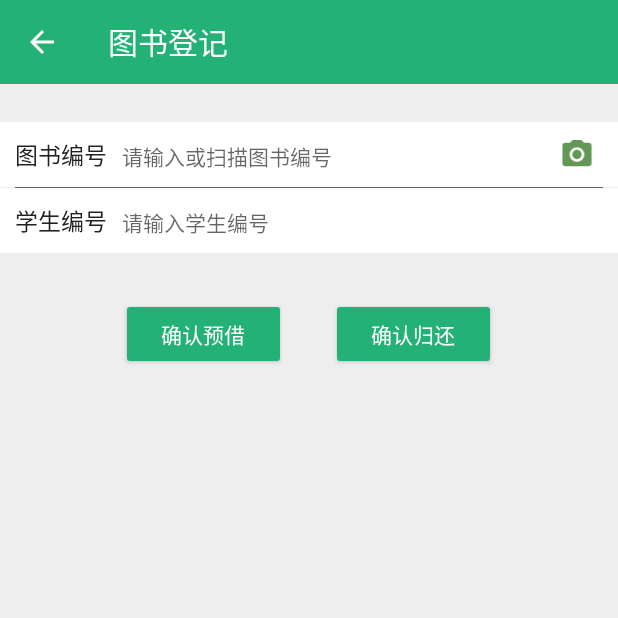
After one commit to HelloPeng/LibraryManageClient, an Android app: the BookRegisterActivity screen opened directly, with no data from a screen before it, on a phone screen of 412 x 824 dp, the top half of it. The commit adds this screen. Run offline under Robolectric (Android 15) with nearby library versions, the phone set to English and light mode, and no system bars; our stand-ins replace RxJava, data binding; libraries missing offline, so code that uses them is left out: com.tbruyelle.rxpermissions2, com.uuzuche.lib_zxing; 2 statements that could not run were skipped.

```diff
--- a/app/build.gradle
+++ b/app/build.gradle
@@ -45,4 +45,6 @@ dependencies {
     implementation 'org.apache.poi:poi:3.17'
     //侧滑删除的布局
     implementation 'com.github.mcxtzhang:SwipeDelMenuLayout:V1.2.5'
+    //扫描库
+    implementation 'cn.yipianfengye.android:zxing-library:2.2'
 }
--- a/app/src/main/AndroidManifest.xml
+++ b/app/src/main/AndroidManifest.xml
@@ -3,6 +3,8 @@
     package="com.pansoft.lvzp.librarymanageclient">
 
     <uses-permission android:name="android.permission.WRITE_EXTERNAL_STORAGE" />
+    <uses-permission android:name="android.permission.CAMERA" />
+    <uses-permission android:name="android.permission.VIBRATE" />
 
     <application
         android:name=".base.Apl"
@@ -25,7 +27,8 @@
         <activity android:name=".ui.book.BookInfoActivity" />
         <activity android:name=".ui.student.AddStudentActivity" />
         <activity android:name=".ui.student.StudentInfoActivity" />
-        <activity android:name=".ui.FileScanActivity"></activity>
+        <activity android:name=".ui.FileScanActivity" />
+        <activity android:name=".ui.book.BookRegisterActivity"></activity>
     </application>
 
 </manifest>
--- a/app/src/main/java/com/pansoft/lvzp/librarymanageclient/base/Apl.java
+++ b/app/src/main/java/com/pansoft/lvzp/librarymanageclient/base/Apl.java
@@ -2,6 +2,7 @@ package com.pansoft.lvzp.librarymanageclient.base;
 
 import android.app.Application;
 
+import com.uuzuche.lib_zxing.activity.ZXingLibrary;
 
 
 /**
@@ -18,6 +19,7 @@ public class Apl extends Application {
     public void onCreate() {
         super.onCreate();
         sInstance = this;
+        ZXingLibrary.initDisplayOpinion(this);
     }
 
     public static Apl getInstance() {
--- /dev/null
+++ b/app/src/main/java/com/pansoft/lvzp/librarymanageclient/ui/book/BookRegisterActivity.java
@@ -0,0 +1,126 @@
+package com.pansoft.lvzp.librarymanageclient.ui.book;
+
+import android.Manifest;
+import android.content.Context;
+import android.content.Intent;
+import android.os.Bundle;
+import android.view.View;
+import android.widget.Toast;
+
+import com.pansoft.lvzp.librarymanageclient.R;
+import com.pansoft.lvzp.librarymanageclient.base.BaseActivity;
+import com.pansoft.lvzp.librarymanageclient.databinding.ActivityBookRegisterBinding;
+import com.tbruyelle.rxpermissions2.RxPermissions;
+import com.uuzuche.lib_zxing.activity.CaptureActivity;
+import com.uuzuche.lib_zxing.activity.CodeUtils;
+
+import io.reactivex.disposables.Disposable;
+import io.reactivex.functions.Consumer;
+
+/**
+ * 借阅归还
+ */
+public class BookRegisterActivity
+        extends BaseActivity<ActivityBookRegisterBinding>
+        implements View.OnClickListener {
+
+    public static void actionStart(Context context) {
+        Intent intent = new Intent();
+        intent.setClass(context, BookRegisterActivity.class);
+        context.startActivity(intent);
+    }
+
+    private static final int REQUEST_CODE_SCAN = 0x00000013;
+    private Disposable mPermissionsSubscribe;
+
+
+    @Override
+    protected void onCreate(Bundle savedInstanceState) {
+        super.onCreate(savedInstanceState);
+        RxPermissions permissions = new RxPermissions(this);
+        mPermissionsSubscribe = permissions
+                .request(Manifest.permission.CAMERA)
+                .subscribe(new Consumer<Boolean>() {
+                    @Override
+                    public void accept(Boolean aBoolean) {
+                        if (!aBoolean) {
+                            finish();
+                        }
+                    }
+                });
+
+    }
+
+    @Override
+    protected void onDestroy() {
+        super.onDestroy();
+        mPermissionsSubscribe.dispose();
+    }
+
+    @Override
+    protected int getLayoutId() {
+        return R.layout.activity_book_register;
+    }
+
+    @Override
+    protected void initViews() {
+        setSupportActionBar(mDataBinding.toolbar);
+        setTitle("图书登记");
+        openBackIcon();
+        initViewListener();
+    }
+
+    private void initViewListener() {
+        setOnClickListener(this,
+                mDataBinding.btnConfirmBeforehandLoan,
+                mDataBinding.btnConfirmReturn,
+                mDataBinding.ivScanBookSn);
+    }
+
+    /**
+     * Called when a view has been clicked.
+     *
+     * @param v The view that was clicked.
+     */
+    @Override
+    public void onClick(View v) {
+        switch (v.getId()) {
+            case R.id.btn_confirm_beforehand_loan:
+                break;
+            case R.id.btn_confirm_return:
+                break;
+            case R.id.iv_scan_book_sn:
+                Intent intent = new Intent();
+                intent.setClass(mContext, CaptureActivity.class);
+                startActivityForResult(intent, REQUEST_CODE_SCAN);
+                break;
+            default:
+                break;
+        }
+    }
+
+    @Override
+    protected void onActivityResult(int requestCode, int resultCode, Intent data) {
+        if (resultCode == RESULT_OK) {
+            switch (requestCode) {
+                case REQUEST_CODE_SCAN:
+                    //处理扫描结果（在界面上显示）
+                    if (null != data) {
+                        Bundle bundle = data.getExtras();
+                        if (bundle == null) {
+                            return;
+                        }
+                        if (bundle.getInt(CodeUtils.RESULT_TYPE) == CodeUtils.RESULT_SUCCESS) {
+                            String result = bundle.getString(CodeUtils.RESULT_STRING);
+                            mDataBinding.editInputBookSn.setText(result);
+                        } else if (bundle.getInt(CodeUtils.RESULT_TYPE) == CodeUtils.RESULT_FAILED) {
+                            Toast.makeText(mContext, "解析二维码失败", Toast.LENGTH_LONG).show();
+                        }
+                    }
+                    break;
+                default:
+                    break;
+            }
+        }
+    }
+}
--- a/app/src/main/java/com/pansoft/lvzp/librarymanageclient/ui/fragment/MainFragment.java
+++ b/app/src/main/java/com/pansoft/lvzp/librarymanageclient/ui/fragment/MainFragment.java
@@ -14,8 +14,8 @@ import com.pansoft.lvzp.librarymanageclient.databinding.FragmentMainBinding;
 import com.pansoft.lvzp.librarymanageclient.databinding.IncludeLayoutManagerBinding;
 import com.pansoft.lvzp.librarymanageclient.databinding.IncludeLayoutStudentBinding;
 import com.pansoft.lvzp.librarymanageclient.ui.FileScanActivity;
+import com.pansoft.lvzp.librarymanageclient.ui.book.BookRegisterActivity;
 import com.pansoft.lvzp.librarymanageclient.ui.student.AddStudentActivity;
-import com.pansoft.lvzp.librarymanageclient.ui.student.StudentInfoActivity;
 
 /**
  * 通用首页Fragment
@@ -98,7 +98,8 @@ public class MainFragment
                 FileScanActivity.actionStart(mContext, FileScanActivity.SCAN_TYPE_BOOK);
                 break;
             case R.id.ll_book_register_manage:
-                StudentInfoActivity.actionStart(mContext);
+                BookRegisterActivity.actionStart(mContext);
+                /*  StudentInfoActivity.actionStart(mContext);*/
                 break;
             case R.id.ll_student_single_into:
                 AddStudentActivity.actionStart(mContext);
--- /dev/null
+++ b/app/src/main/res/drawable/ic_vector_camera.xml
@@ -0,0 +1,6 @@
+<vector android:height="24dp" android:tint="#629755"
+    android:viewportHeight="24.0" android:viewportWidth="24.0"
+    android:width="24dp" xmlns:android="http://schemas.android.com/apk/res/android">
+    <path android:fillColor="#FF000000" android:pathData="M12,12m-3.2,0a3.2,3.2 0,1 1,6.4 0a3.2,3.2 0,1 1,-6.4 0"/>
+    <path android:fillColor="#FF000000" android:pathData="M9,2L7.17,4L4,4c-1.1,0 -2,0.9 -2,2v12c0,1.1 0.9,2 2,2h16c1.1,0 2,-0.9 2,-2L22,6c0,-1.1 -0.9,-2 -2,-2h-3.17L15,2L9,2zM12,17c-2.76,0 -5,-2.24 -5,-5s2.24,-5 5,-5 5,2.24 5,5 -2.24,5 -5,5z"/>
+</vector>
--- /dev/null
+++ b/app/src/main/res/layout/activity_book_register.xml
@@ -0,0 +1,120 @@
+<?xml version="1.0" encoding="utf-8"?>
+<layout xmlns:android="http://schemas.android.com/apk/res/android">
+
+    <data>
+
+    </data>
+
+    <LinearLayout
+        android:layout_width="match_parent"
+        android:layout_height="match_parent"
+        android:orientation="vertical">
+
+        <android.support.v7.widget.Toolbar
+            android:id="@+id/toolbar"
+            android:layout_width="match_parent"
+            android:layout_height="wrap_content"
+            android:background="?attr/colorPrimary" />
+
+
+        <LinearLayout
+            android:layout_width="match_parent"
+            android:layout_height="wrap_content"
+            android:layout_marginTop="25dp"
+            android:background="@android:color/white"
+            android:orientation="horizontal"
+            android:padding="10dp"
+            android:theme="@style/MyEditText">
+
+
+            <TextView
+                android:layout_width="wrap_content"
+                android:layout_height="wrap_content"
+                android:text="图书编号"
+                android:textColor="@color/colorPrimaryText"
+                android:textSize="15sp" />
+
+            <EditText
+                android:id="@+id/edit_input_book_sn"
+                android:layout_width="0dp"
+                android:layout_height="wrap_content"
+                android:layout_weight="1"
+                android:background="@null"
+                android:hint="请输入或扫描图书编号"
+                android:paddingLeft="10dp"
+                android:paddingRight="10dp"
+                android:textSize="14sp" />
+
+            <ImageView
+                android:id="@+id/iv_scan_book_sn"
+                android:layout_width="wrap_content"
+                android:layout_height="match_parent"
+                android:background="?android:selectableItemBackground"
+                android:paddingLeft="5dp"
+                android:paddingRight="5dp"
+                android:src="@drawable/ic_vector_camera" />
+
+        </LinearLayout>
+
+        <View
+            style="@style/VerticalLineDivision"
+            android:layout_marginLeft="10dp"
+            android:layout_marginRight="10dp" />
+
+        <LinearLayout
+            android:layout_width="match_parent"
+            android:layout_height="wrap_content"
+            android:background="@android:color/white"
+            android:orientation="horizontal"
+            android:padding="10dp"
+            android:theme="@style/MyEditText">
+
+
+            <TextView
+                android:layout_width="wrap_content"
+                android:layout_height="wrap_content"
+                android:text="学生编号"
+                android:textColor="@color/colorPrimaryText"
+                android:textSize="15sp" />
+
+            <EditText
+                android:id="@+id/edit_input_student_sn"
+                android:layout_width="0dp"
+                android:layout_height="wrap_content"
+                android:layout_weight="1"
+                android:background="@null"
+                android:hint="请输入学生编号"
+                android:paddingLeft="10dp"
+                android:paddingRight="10dp"
+                android:textSize="14sp" />
+
+        </LinearLayout>
+
+        <LinearLayout
+            android:layout_width="match_parent"
+            android:layout_height="wrap_content"
+            android:layout_marginTop="30dp"
+            android:gravity="center"
+            android:orientation="horizontal">
+
+            <Button
+                android:id="@+id/btn_confirm_beforehand_loan"
+                android:layout_width="110dp"
+                android:layout_height="wrap_content"
+                android:text="确认预借"
+                android:theme="@style/AutoButton" />
+
+            <Space
+                android:layout_width="30dp"
+                android:layout_height="wrap_content" />
+
+            <Button
+                android:id="@+id/btn_confirm_return"
+                android:layout_width="110dp"
+                android:layout_height="wrap_content"
+                android:text="确认归还"
+                android:theme="@style/AutoButton" />
+
+        </LinearLayout>
+    </LinearLayout>
+</layout>
```
